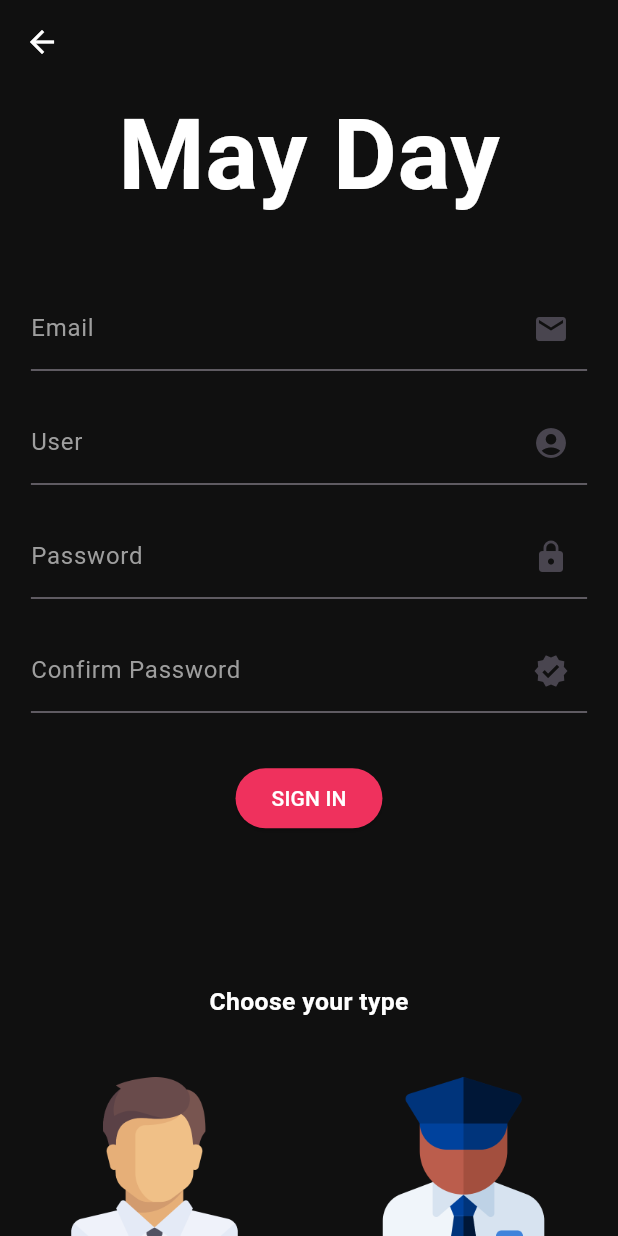
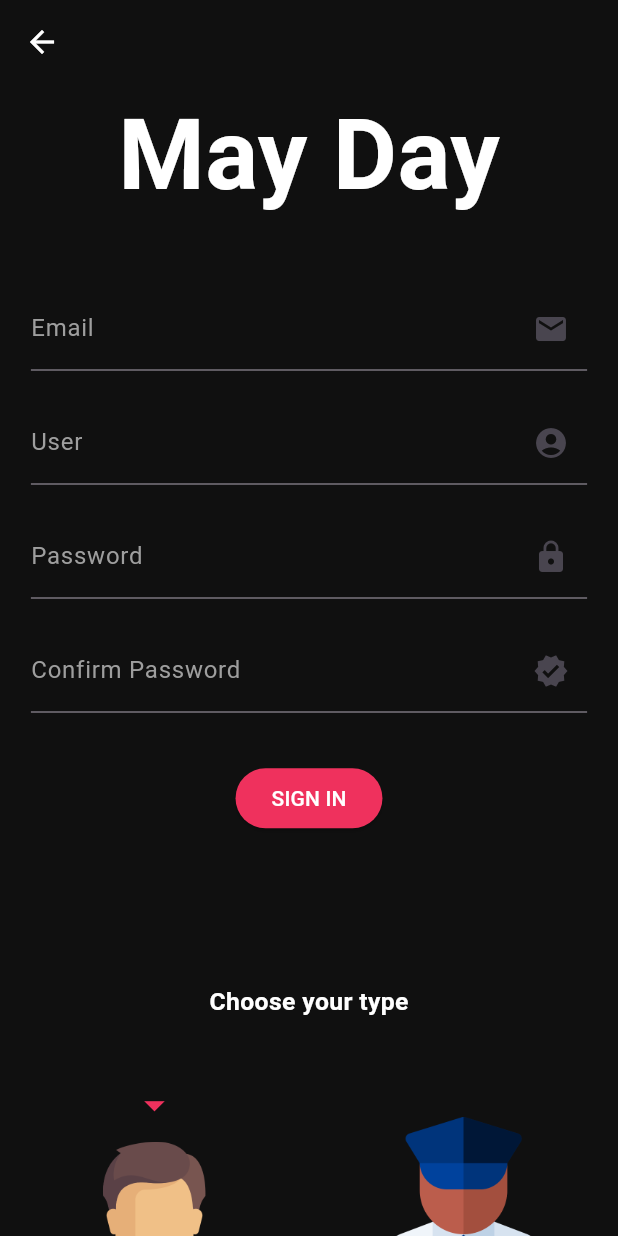
Before and after one commit to sambayoyo/Proyecto_movil, a Flutter app: the screen it shows after launch, after a tap on "Create an account", on a phone screen of 412 x 824 dp. Run offline on Flutter 3.47's test engine with Material 3 defaults, Android fonts, the phone set to English and light mode, and no system bars; our stand-ins replace curved_navigation_bar, google_fonts.

Commit message:
register listo

```diff
--- a/lib/Widgets/LoginPage.dart
+++ b/lib/Widgets/LoginPage.dart
@@ -36,6 +36,7 @@ class LoginPage extends StatelessWidget {
                           children: [
                             TextField(
                               cursorColor: Color(0xFFEF315D),
+                              style: TextStyle(color: Colors.white),
                               decoration: InputDecoration(
                                 suffixIcon: Icon(Icons.account_circle),
                                 labelText: 'Email or User',
@@ -49,6 +50,7 @@ class LoginPage extends StatelessWidget {
                             SizedBox(height: 20),
                             TextField(
                               cursorColor: Color(0xFFEF315D),
+                              style: TextStyle(color: Colors.white),
                               decoration: InputDecoration(
                                 suffixIcon: Icon(Icons.lock),
                                 labelText: 'Password',
--- a/lib/Widgets/RegisterPage.dart
+++ b/lib/Widgets/RegisterPage.dart
@@ -1,3 +1,5 @@
+import 'dart:ui';
+
 import 'package:flutter/material.dart';
 import 'package:google_fonts/google_fonts.dart';
 
@@ -7,6 +9,10 @@ class RegisterPage extends StatefulWidget {
 }
 
 class _RegisterPageState extends State<RegisterPage> {
+  bool cliente = true;
+  bool escolta = false;
+  bool isvisible = true;
+
   @override
   Widget build(BuildContext context) {
     Size size = MediaQuery.of(context).size;
@@ -49,6 +55,7 @@ class _RegisterPageState extends State<RegisterPage> {
                           children: [
                             TextField(
                               cursorColor: Color(0xFFEF315D),
+                              style: TextStyle(color: Colors.white),
                               decoration: InputDecoration(
                                 suffixIcon: Icon(Icons.email),
                                 labelText: 'Email',
@@ -62,6 +69,7 @@ class _RegisterPageState extends State<RegisterPage> {
                             SizedBox(height: 20),
                             TextField(
                               cursorColor: Color(0xFFEF315D),
+                              style: TextStyle(color: Colors.white),
                               decoration: InputDecoration(
                                 suffixIcon: Icon(Icons.account_circle),
                                 labelText: 'User',
@@ -75,6 +83,7 @@ class _RegisterPageState extends State<RegisterPage> {
                             SizedBox(height: 20),
                             TextField(
                               cursorColor: Color(0xFFEF315D),
+                              style: TextStyle(color: Colors.white),
                               decoration: InputDecoration(
                                 suffixIcon: Icon(Icons.lock),
                                 labelText: 'Password',
@@ -84,10 +93,12 @@ class _RegisterPageState extends State<RegisterPage> {
                                       BorderSide(color: Color(0xFFEF315D)),
                                 ),
                               ),
+                              obscureText: true,
                             ),
                             SizedBox(height: 20),
                             TextField(
                               cursorColor: Color(0xFFEF315D),
+                              style: TextStyle(color: Colors.white),
                               decoration: InputDecoration(
                                 suffixIcon: Icon(Icons.verified),
                                 labelText: 'Confirm Password',
@@ -136,18 +147,56 @@ class _RegisterPageState extends State<RegisterPage> {
                               ),
                             ],
                           ),
-                          SizedBox(height: 30),
+                          SizedBox(height: 40),
                           Row(
                             mainAxisAlignment: MainAxisAlignment.spaceAround,
                             children: [
-                              IconButton(
-                                  onPressed: () {},
-                                  icon: Image.asset('assets/images/cliente.png',
-                                      width: size.width * 0.3)),
-                              IconButton(
-                                  onPressed: () {},
-                                  icon: Image.asset('assets/images/escolta.png',
-                                      width: size.width * 0.3))
+                              Column(
+                                mainAxisAlignment:
+                                    MainAxisAlignment.spaceAround,
+                                children: [
+                                  Visibility(
+                                      visible: cliente ? isvisible : !isvisible,
+                                      child: Icon(
+                                        Icons.arrow_drop_down,
+                                        color: Color(0xFFEF315D),
+                                        size: size.width * 0.08,
+                                      )),
+                                  IconButton(
+                                      onPressed: () {
+                                        setState(() {
+                                          cliente = true;
+                                          escolta = false;
+                                        });
+                                      },
+                                      icon: Image.asset(
+                                          'assets/images/cliente.png',
+                                          width: size.width * 0.3)),
+                                ],
+                              ),
+                              Column(
+                                mainAxisAlignment:
+                                    MainAxisAlignment.spaceAround,
+                                children: [
+                                  Visibility(
+                                      visible: escolta ? isvisible : !isvisible,
+                                      child: Icon(
+                                        Icons.arrow_drop_down,
+                                        color: Color(0xFFEF315D),
+                                        size: size.width * 0.08,
+                                      )),
+                                  IconButton(
+                                      onPressed: () {
+                                        setState(() {
+                                          escolta = true;
+                                          cliente = false;
+                                        });
+                                      },
+                                      icon: Image.asset(
+                                          'assets/images/escolta.png',
+                                          width: size.width * 0.3)),
+                                ],
+                              ),
                             ],
                           ),
                         ],
```
Also changed, not shown: pubspec.lock.
